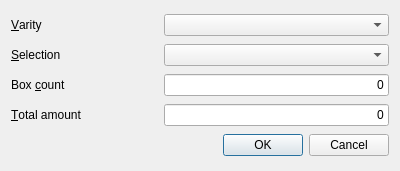
Qt form dialogs/load_item/load_item.ui (dulobanov/stockroom) before a commit.
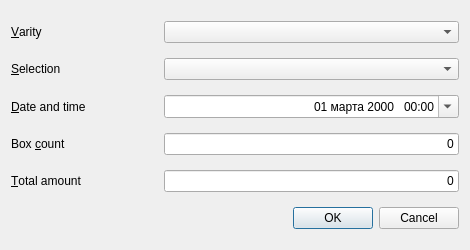
The same form after that commit.

Commit message: created class log_impl with SLOT [ log( QString sender, QString message ) ] prepeared for testing, modified class settings: aded method get_log_dir

```diff
--- a/dialogs/load_item/load_item.ui
+++ b/dialogs/load_item/load_item.ui
@@ -9,8 +9,8 @@
    <rect>
     <x>0</x>
     <y>0</y>
-    <width>400</width>
-    <height>171</height>
+    <width>470</width>
+    <height>250</height>
    </rect>
   </property>
   <property name="font">
@@ -100,6 +100,72 @@
      </item>
     </layout>
    </item>
+   <item>
+    <layout class="QHBoxLayout" name="horizontalLayout_5">
+     <item>
+      <widget class="QLabel" name="label_5">
+       <property name="minimumSize">
+        <size>
+         <width>150</width>
+         <height>0</height>
+        </size>
+       </property>
+       <property name="text">
+        <string>&amp;Date and time</string>
+       </property>
+       <property name="buddy">
+        <cstring>date_time</cstring>
+       </property>
+      </widget>
+     </item>
+     <item>
+      <widget class="QDateTimeEdit" name="date_time">
+       <property name="sizePolicy">
+        <sizepolicy hsizetype="Expanding" vsizetype="Fixed">
+         <horstretch>0</horstretch>
+         <verstretch>0</verstretch>
+        </sizepolicy>
+       </property>
+       <property name="alignment">
+        <set>Qt::AlignRight|Qt::AlignTrailing|Qt::AlignVCenter</set>
+       </property>
+       <property name="correctionMode">
+        <enum>QAbstractSpinBox::CorrectToNearestValue</enum>
+       </property>
+       <property name="dateTime">
+        <datetime>
+         <hour>0</hour>
+         <minute>0</minute>
+         <second>0</second>
+         <year>2000</year>
+         <month>3</month>
+         <day>1</day>
+        </datetime>
+       </property>
+       <property name="time">
+        <time>
+         <hour>0</hour>
+         <minute>0</minute>
+         <second>0</second>
+        </time>
+       </property>
+       <property name="minimumTime">
+        <time>
+         <hour>0</hour>
+         <minute>0</minute>
+         <second>0</second>
+        </time>
+       </property>
+       <property name="displayFormat">
+        <string>dd MMMM yyyy   hh:mm</string>
+       </property>
+       <property name="calendarPopup">
+        <bool>true</bool>
+       </property>
+      </widget>
+     </item>
+    </layout>
+   </item>
    <item>
     <layout class="QHBoxLayout" name="horizontalLayout_3">
      <item>
```
The commit also changes 12 other files.
